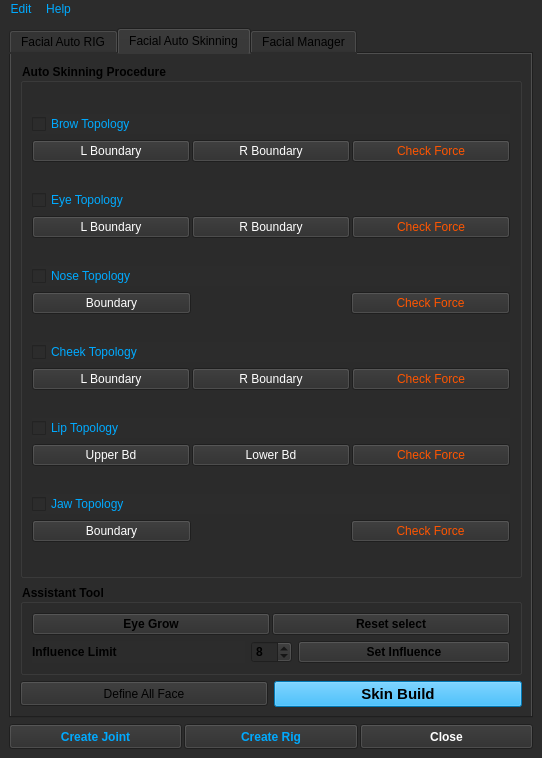
This is Maya_Modules/Modules/FaceRigger/ui/Facial_Rig.ui in wevet/MAYA_Module as Qt 5 draws it before an edit. The edited form follows.
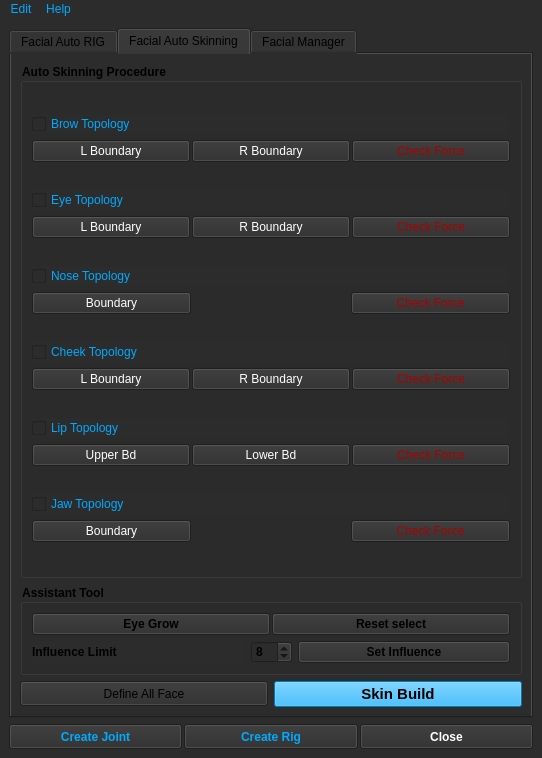
This is the edited form. The open tabs and pages were chosen to show the change.

The edit to the form file:
```diff
--- a/Maya_Modules/Modules/FaceRigger/ui/Facial_Rig.ui
+++ b/Maya_Modules/Modules/FaceRigger/ui/Facial_Rig.ui
@@ -1317,7 +1317,7 @@
                   </sizepolicy>
                  </property>
                  <property name="styleSheet">
-                  <string notr="true">color: rgb(255, 85, 0);</string>
+                  <string notr="true">color: rgb(170, 0, 0);</string>
                  </property>
                  <property name="text">
                   <string>Check Force</string>
@@ -1389,7 +1389,7 @@
                   </sizepolicy>
                  </property>
                  <property name="styleSheet">
-                  <string notr="true">color: rgb(255, 85, 0);</string>
+                  <string notr="true">color: rgb(170, 0, 0);</string>
                  </property>
                  <property name="text">
                   <string>Check Force</string>
@@ -1461,7 +1461,7 @@
                   </sizepolicy>
                  </property>
                  <property name="styleSheet">
-                  <string notr="true">color: rgb(255, 85, 0);</string>
+                  <string notr="true">color: rgb(170, 0, 0);</string>
                  </property>
                  <property name="text">
                   <string>Check Force</string>
@@ -1533,7 +1533,7 @@
                   </sizepolicy>
                  </property>
                  <property name="styleSheet">
-                  <string notr="true">color: rgb(255, 85, 0);</string>
+                  <string notr="true">color: rgb(170, 0, 0);</string>
                  </property>
                  <property name="text">
                   <string>Check Force</string>
@@ -1605,7 +1605,7 @@
                   </sizepolicy>
                  </property>
                  <property name="styleSheet">
-                  <string notr="true">color: rgb(255, 85, 0);</string>
+                  <string notr="true">color: rgb(170, 0, 0);</string>
                  </property>
                  <property name="text">
                   <string>Check Force</string>
@@ -1677,7 +1677,7 @@
                   </sizepolicy>
                  </property>
                  <property name="styleSheet">
-                  <string notr="true">color: rgb(255, 85, 0);</string>
+                  <string notr="true">color: rgb(170, 0, 0);</string>
                  </property>
                  <property name="text">
                   <string>Check Force</string>
```
